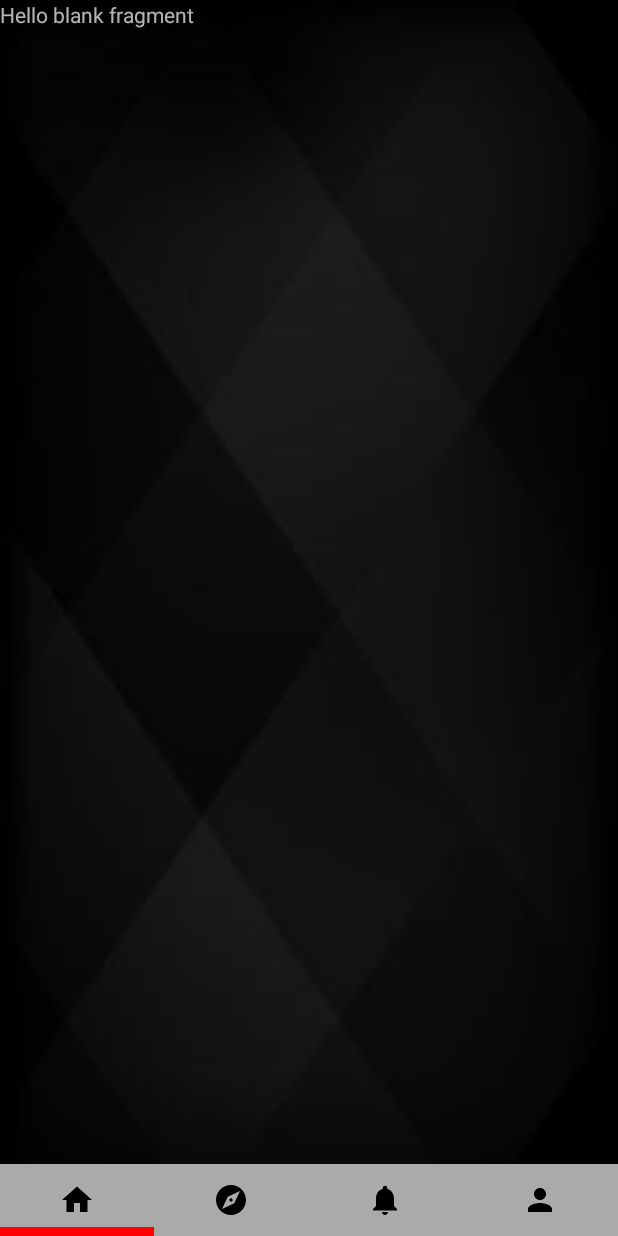
After one commit to devil-r/RURAL-TRAVELLER, an Android app: the userHomefragment screen opened directly, with no data from a screen before it, on a phone screen of 412 x 824 dp. The commit adds this screen. Run offline under Robolectric (Android 15) with nearby library versions, the phone set to English and light mode, and no system bars; Roboto replaces fonts that are not available here.

Commit message:
User dashboard Changed

```diff
--- a/my app/app/build.gradle
+++ b/my app/app/build.gradle
@@ -42,10 +42,9 @@
     implementation fileTree(include: ['*.jar'], dir: 'libs')
     implementation 'de.hdodenhof:circleimageview:2.2.0'
     implementation 'com.jakewharton:butterknife:6.1.0'
-<<<<<<< HEAD
+
     implementation 'com.android.support:recyclerview-v7:28.0.0'
-=======
+
     implementation 'com.google.android.gms:play-services-maps:15.0.1'
->>>>>>> fad1a774cf17d5af9257dd4f640504475a08ac36
 }
 apply plugin: 'com.google.gms.google-services'
--- /dev/null
+++ b/my app/app/src/main/java/com/example/souhardkataria/ruralt/Myuseradapter.java
@@ -0,0 +1,32 @@
+package com.example.souhardkataria.ruralt;
+
+import android.support.v4.app.Fragment;
+import android.support.v4.app.FragmentManager;
+import android.support.v4.app.FragmentStatePagerAdapter;
+
+public class Myuseradapter extends FragmentStatePagerAdapter {
+
+    public Myuseradapter(FragmentManager fm) {
+        super(fm);
+    }
+
+    @Override
+    public Fragment getItem(int i) {
+        switch (i) {
+            case 0:
+                return new userHomefragment();
+            case 1:
+                return new userExploreFragment();
+
+            case 2:
+                return new userNotificationFragment();
+            case 3:
+                return new userAccountFragment();
+        }
+        return null;
+    }
+    @Override
+    public int getCount() {
+        return 4;
+    }
+}
--- /dev/null
+++ b/my app/app/src/main/java/com/example/souhardkataria/ruralt/userExploreFragment.java
@@ -0,0 +1,29 @@
+package com.example.souhardkataria.ruralt;
+
+
+import android.os.Bundle;
+import android.support.v4.app.Fragment;
+import android.view.LayoutInflater;
+import android.view.View;
+import android.view.ViewGroup;
+
+
+/**
+ * A simple {@link Fragment} subclass.
+ */
+public class userExploreFragment extends Fragment {
+
+
+    public userExploreFragment() {
+        // Required empty public constructor
+    }
+
+
+    @Override
+    public View onCreateView(LayoutInflater inflater, ViewGroup container,
+                             Bundle savedInstanceState) {
+        // Inflate the layout for this fragment
+        return inflater.inflate(R.layout.fragment_user_explore, container, false);
+    }
+
+}
--- /dev/null
+++ b/my app/app/src/main/java/com/example/souhardkataria/ruralt/userHomefragment.java
@@ -0,0 +1,29 @@
+package com.example.souhardkataria.ruralt;
+
+
+import android.os.Bundle;
+import android.support.v4.app.Fragment;
+import android.view.LayoutInflater;
+import android.view.View;
+import android.view.ViewGroup;
+
+
+/**
+ * A simple {@link Fragment} subclass.
+ */
+public class userHomefragment extends Fragment {
+
+
+    public userHomefragment() {
+        // Required empty public constructor
+    }
+
+
+    @Override
+    public View onCreateView(LayoutInflater inflater, ViewGroup container,
+                             Bundle savedInstanceState) {
+        // Inflate the layout for this fragment
+        return inflater.inflate(R.layout.fragment_user_homefragment, container, false);
+    }
+
+}
--- /dev/null
+++ b/my app/app/src/main/res/drawable/ic_explore_black_24dp.xml
@@ -0,0 +1,5 @@
+<vector android:height="24dp" android:tint="#030303"
+    android:viewportHeight="24.0" android:viewportWidth="24.0"
+    android:width="24dp" xmlns:android="http://schemas.android.com/apk/res/android">
+    <path android:fillColor="#FF000000" android:pathData="M12,10.9c-0.61,0 -1.1,0.49 -1.1,1.1s0.49,1.1 1.1,1.1c0.61,0 1.1,-0.49 1.1,-1.1s-0.49,-1.1 -1.1,-1.1zM12,2C6.48,2 2,6.48 2,12s4.48,10 10,10 10,-4.48 10,-10S17.52,2 12,2zM14.19,14.19L6,18l3.81,-8.19L18,6l-3.81,8.19z"/>
+</vector>
--- /dev/null
+++ b/my app/app/src/main/res/layout/fragment_user_homefragment.xml
@@ -0,0 +1,14 @@
+<?xml version="1.0" encoding="utf-8"?>
+<FrameLayout xmlns:android="http://schemas.android.com/apk/res/android"
+    xmlns:tools="http://schemas.android.com/tools"
+    android:layout_width="match_parent"
+    android:layout_height="match_parent"
+    tools:context=".userHomefragment">
+
+    <!-- TODO: Update blank fragment layout -->
+    <TextView
+        android:layout_width="match_parent"
+        android:layout_height="match_parent"
+        android:text="@string/hello_blank_fragment" />
+
+</FrameLayout>
```
Also changed, not shown: my app/app/src/main/java/com/example/souhardkataria/ruralt/userAccountFragment.java (added, +29 -0 lines), my app/app/src/main/java/com/example/souhardkataria/ruralt/userNotificationFragment.java (added, +29 -0 lines), my app/app/src/main/java/com/example/souhardkataria/ruralt/userdash.java (+12 -112 lines), my app/app/src/main/res/layout/activity_start.xml (+7 -13 lines), my app/app/src/main/res/layout/activity_userdash.xml (+16 -82 lines), my app/app/src/main/res/layout/fragment_user_account.xml (added, +14 -0 lines), my app/app/src/main/res/layout/fragment_user_explore.xml (added, +14 -0 lines), my app/app/src/main/res/layout/fragment_user_notification.xml (added, +14 -0 lines), 1 other file.
